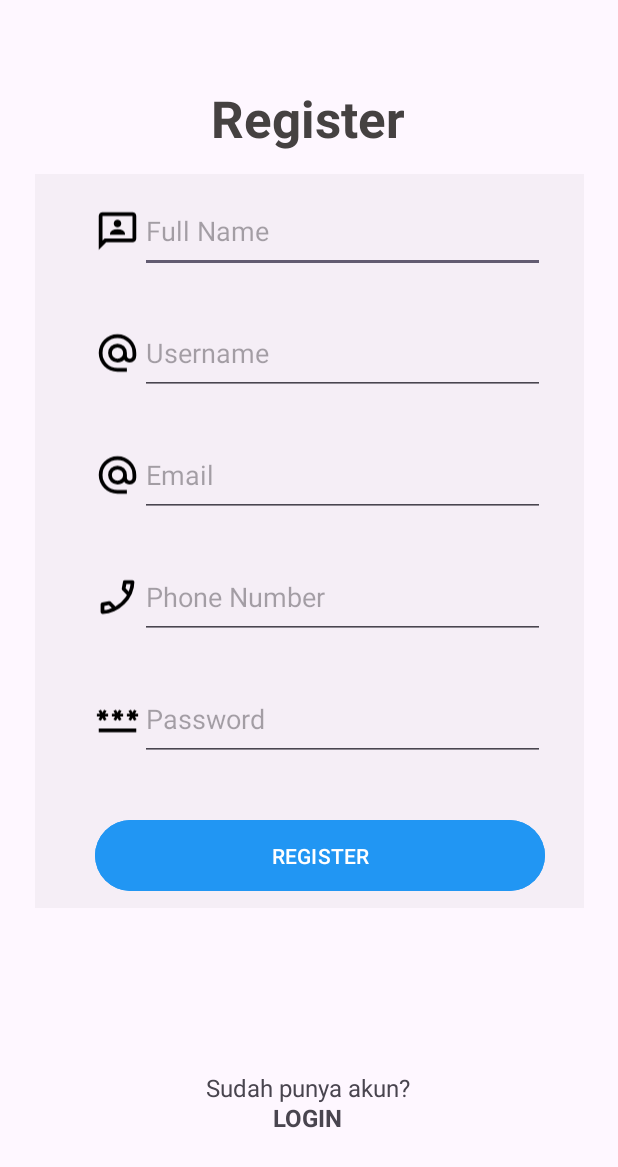
After one commit to valmosee/Rebox, an Android app: the fragment RegisterFragment shown on its own in the app's theme, on a phone screen of 412 x 824 dp. The commit adds this screen. Shown: the top 1167 px of the screen. Run offline under Robolectric (Android 15) with nearby library versions, the phone set to English and light mode, and no system bars.

Commit message:
Road to Register

```diff
--- /dev/null
+++ b/app/src/main/java/project/c14230225/c14230235/RegisterFragment.kt
@@ -0,0 +1,55 @@
+package project.c14230225.c14230235
+
+import android.os.Bundle
+import androidx.fragment.app.Fragment
+import android.view.LayoutInflater
+import android.view.View
+import android.view.ViewGroup
+// TODO: Rename parameter arguments, choose names that match
+// the fragment initialization parameters, e.g. ARG_ITEM_NUMBER
+private const val ARG_PARAM1 = "param1"
+private const val ARG_PARAM2 = "param2"
+
+/**
+ * A simple [Fragment] subclass.
+ * Use the [RegisterFragment.newInstance] factory method to
+ * create an instance of this fragment.
+ */
+class RegisterFragment : Fragment() {
+    // TODO: Rename and change types of parameters
+    private var param1: String? = null
+    private var param2: String? = null
+
+    override fun onCreate(savedInstanceState: Bundle?) {
+        super.onCreate(savedInstanceState)
+        arguments?.let {
+            param1 = it.getString(ARG_PARAM1)
+            param2 = it.getString(ARG_PARAM2)
+        }
+    }
+
+    override fun onCreateView(inflater: LayoutInflater, container: ViewGroup?,
+                              savedInstanceState: Bundle?): View? {
+        // Inflate the layout for this fragment
+        return inflater.inflate(R.layout.fragment_register, container, false)
+    }
+
+    companion object {
+        /**
+         * Use this factory method to create a new instance of
+         * this fragment using the provided parameters.
+         *
+         * @param param1 Parameter 1.
+         * @param param2 Parameter 2.
+         * @return A new instance of fragment RegisterFragment.
+         */
+        // TODO: Rename and change types and number of parameters
+        @JvmStatic fun newInstance(param1: String, param2: String) =
+                RegisterFragment().apply {
+                    arguments = Bundle().apply {
+                        putString(ARG_PARAM1, param1)
+                        putString(ARG_PARAM2, param2)
+                    }
+                }
+    }
+}
--- a/app/src/main/res/layout/activity_main.xml
+++ b/app/src/main/res/layout/activity_main.xml
@@ -40,7 +40,7 @@
             android:orientation="horizontal">
 
             <TextView
-                android:id="@+id/registerUser2"
+                android:id="@+id/registerUser"
                 android:layout_width="wrap_content"
                 android:layout_height="wrap_content"
                 android:text="Nama : "
--- /dev/null
+++ b/app/src/main/res/layout/fragment_register.xml
@@ -0,0 +1,247 @@
+<?xml version="1.0" encoding="utf-8"?>
+<androidx.constraintlayout.widget.ConstraintLayout xmlns:android="http://schemas.android.com/apk/res/android"
+    xmlns:app="http://schemas.android.com/apk/res-auto"
+    xmlns:tools="http://schemas.android.com/tools"
+    android:id="@+id/frameLayout_register"
+    android:layout_width="match_parent"
+    android:layout_height="match_parent"
+    tools:context=".RegisterFragment">
+
+    <TextView
+        android:layout_width="wrap_content"
+        android:layout_height="wrap_content"
+        android:layout_marginTop="56dp"
+        android:text="Register"
+        android:textColor="#454141"
+        android:textSize="34sp"
+        android:textStyle="bold"
+        app:layout_constraintEnd_toEndOf="parent"
+        app:layout_constraintHorizontal_bias="0.498"
+        app:layout_constraintStart_toStartOf="parent"
+        app:layout_constraintTop_toTopOf="parent" />
+
+    <LinearLayout
+        android:layout_width="366dp"
+        android:layout_height="489dp"
+        android:layout_marginTop="116dp"
+        android:background="#0C404040"
+        android:orientation="vertical"
+        app:layout_constraintEnd_toEndOf="parent"
+        app:layout_constraintStart_toStartOf="parent"
+        app:layout_constraintTop_toTopOf="parent">
+
+        <LinearLayout
+            android:layout_width="300dp"
+            android:layout_height="56dp"
+            android:layout_marginLeft="40dp"
+            android:layout_marginTop="10dp"
+            android:orientation="horizontal">
+
+            <ImageView
+                android:id="@+id/name_logo_register"
+                android:layout_width="50dp"
+                android:layout_height="match_parent"
+                android:layout_weight="1"
+                android:src="@drawable/user_logo" />
+
+            <EditText
+                android:id="@+id/registerName"
+                android:layout_width="290dp"
+                android:layout_height="match_parent"
+                android:layout_weight="1"
+                android:ems="10"
+                android:hint="Full Name"
+                android:inputType="text" />
+        </LinearLayout>
+
+        <FrameLayout
+            android:layout_width="300dp"
+            android:layout_height="25dp"
+            android:layout_marginLeft="40dp">
+
+            <TextView
+                android:id="@+id/notificationErrorNameRegister"
+                android:layout_width="match_parent"
+                android:layout_height="match_parent"
+                android:textColor="#FF6057"
+                android:visibility="gone" />
+        </FrameLayout>
+
+        <LinearLayout
+            android:layout_width="300dp"
+            android:layout_height="56dp"
+            android:layout_marginLeft="40dp"
+            android:orientation="horizontal">
+
+            <ImageView
+                android:id="@+id/email_logo_register2"
+                android:layout_width="50dp"
+                android:layout_height="match_parent"
+                android:layout_weight="1"
+                android:src="@drawable/email_logo" />
+
+            <EditText
+                android:id="@+id/registerUsername"
+                android:layout_width="290dp"
+                android:layout_height="match_parent"
+                android:layout_weight="1"
+                android:ems="10"
+                android:hint="Username"
+                android:inputType="text" />
+        </LinearLayout>
+
+        <FrameLayout
+            android:layout_width="300dp"
+            android:layout_height="25dp"
+            android:layout_marginLeft="40dp">
+
+            <TextView
+                android:id="@+id/notificationErrorUsernameRegister"
+                android:layout_width="match_parent"
+                android:layout_height="match_parent"
+                android:textColor="#FF6057"
+                android:visibility="gone" />
+        </FrameLayout>
+
+        <LinearLayout
+            android:layout_width="300dp"
+            android:layout_height="56dp"
+            android:layout_marginLeft="40dp"
+            android:orientation="horizontal">
+
+            <ImageView
+                android:id="@+id/email_logo_register"
+                android:layout_width="50dp"
+                android:layout_height="match_parent"
+                android:layout_weight="1"
+                android:src="@drawable/email_logo" />
+
+            <EditText
+                android:id="@+id/registerEmail"
+                android:layout_width="290dp"
+                android:layout_height="match_parent"
+                android:layout_weight="1"
+                android:ems="10"
+                android:hint="Email"
+                android:inputType="text" />
+        </LinearLayout>
+
+        <FrameLayout
+            android:layout_width="300dp"
+            android:layout_height="25dp"
+            android:layout_marginLeft="40dp">
+
+            <TextView
+                android:id="@+id/notificationErrorEmailRegister"
+                android:layout_width="match_parent"
+                android:layout_height="match_parent"
+                android:textColor="#FF6057"
+                android:visibility="gone" />
+        </FrameLayout>
+
+        <LinearLayout
+            android:layout_width="300dp"
+            android:layout_height="56dp"
+            android:layout_marginLeft="40dp"
+            android:orientation="horizontal">
+
+            <ImageView
+                android:id="@+id/phone_logo_register"
+                android:layout_width="50dp"
+                android:layout_height="match_parent"
+                android:layout_weight="1"
+                android:src="@drawable/user_phone_logo" />
+
+            <EditText
+                android:id="@+id/registerPhone"
+                android:layout_width="290dp"
+                android:layout_height="match_parent"
+                android:layout_weight="1"
+                android:ems="10"
+                android:hint="Phone Number"
+                android:inputType="number" />
+        </LinearLayout>
+
+        <FrameLayout
+            android:layout_width="300dp"
+            android:layout_height="25dp"
+            android:layout_marginLeft="40dp">
+
+            <TextView
+                android:id="@+id/notificationErrorPhoneRegister"
+                android:layout_width="match_parent"
+                android:layout_height="match_parent"
+                android:textColor="#FF6057"
+                android:visibility="gone" />
+        </FrameLayout>
+
+        <LinearLayout
+            android:layout_width="300dp"
+            android:layout_height="56dp"
+            android:layout_marginLeft="40dp"
+            android:orientation="horizontal">
+
+            <ImageView
+                android:id="@+id/password_logo_register"
+                android:layout_width="50dp"
+                android:layout_height="match_parent"
+                android:layout_weight="1"
+                android:src="@drawable/user_password_logo" />
+
+            <EditText
+                android:id="@+id/registerPassword"
+                android:layout_width="290dp"
+                android:layout_height="match_parent"
+                android:layout_weight="1"
+                android:ems="10"
+                android:hint="Password"
+                android:inputType="text|textPassword" />
+        </LinearLayout>
+
+        <FrameLayout
+            android:layout_width="300dp"
+            android:layout_height="25dp"
+            android:layout_marginLeft="40dp">
+
+            <TextView
+                android:id="@+id/notificationErrorPasswordRegister"
+                android:layout_width="match_parent"
+                android:layout_height="match_parent"
+                android:textColor="#FF6057" />
+        </FrameLayout>
+
+        <Button
+            android:id="@+id/btnRegister"
+            android:layout_width="300dp"
+            android:layout_height="55dp"
+            android:layout_marginLeft="40dp"
+            android:layout_marginTop="10dp"
+            android:backgroundTint="#2196F3"
+            android:text="REGISTER" />
+
+    </LinearLayout>
+
+    <TextView
+        android:layout_width="wrap_content"
+        android:layout_height="wrap_content"
+        android:layout_marginBottom="88dp"
+        android:text="Sudah punya akun?"
+        android:textSize="16sp"
+        app:layout_constraintBottom_toBottomOf="parent"
+        app:layout_constraintEnd_toEndOf="parent"
+        app:layout_constraintHorizontal_bias="0.498"
+        app:layout_constraintStart_toStartOf="parent" />
+
+    <TextView
+        android:id="@+id/btnGoLogin"
+        android:layout_width="wrap_content"
+        android:layout_height="wrap_content"
+        android:layout_marginBottom="68dp"
+        android:text="LOGIN"
+        android:textSize="16sp"
+        android:textStyle="bold"
+        app:layout_constraintBottom_toBottomOf="parent"
+        app:layout_constraintEnd_toEndOf="parent"
+        app:layout_constraintHorizontal_bias="0.498"
+        app:layout_constraintStart_toStartOf="parent" />
+</androidx.constraintlayout.widget.ConstraintLayout>
--- a/app/src/main/res/values/strings.xml
+++ b/app/src/main/res/values/strings.xml
@@ -1,3 +1,5 @@
 <resources>
     <string name="app_name">Rebox</string>
+    <!-- TODO: Remove or change this placeholder text -->
+    <string name="hello_blank_fragment">Hello blank fragment</string>
 </resources>
```
Also changed, not shown: app/src/main/java/project/c14230225/c14230235/LoginFragment.kt (added, +59 -0 lines), app/src/main/res/layout/fragment_login.xml (added, +182 -0 lines).
